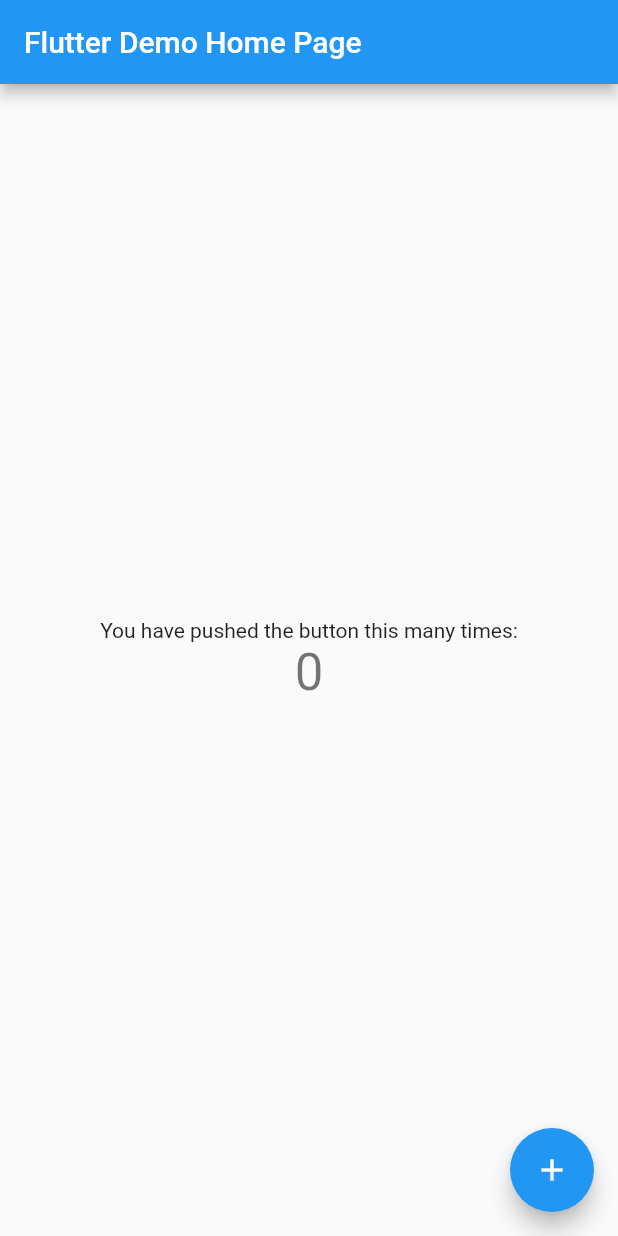
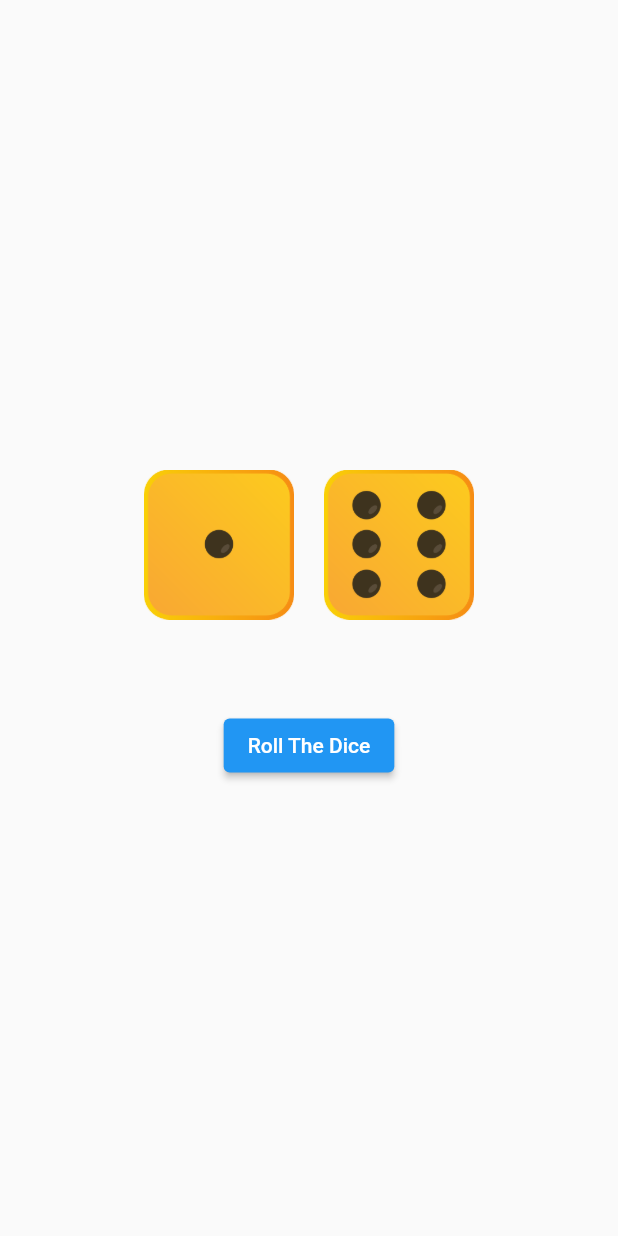
Before and after one commit to sriramkasyap/flutter-exercises, a Flutter app: the screen it shows after launch, on a phone screen of 412 x 824 dp. Run offline on Flutter 3.47's test engine with Material 2 defaults, Android fonts, the light colour scheme and no system bars.

Commit message:
Dice roller done

```diff
--- /dev/null
+++ b/04/dice_roller/lib/HomePage.dart
@@ -0,0 +1,122 @@
+import 'package:flutter/material.dart';
+import 'dart:math';
+
+class HomePage extends StatefulWidget {
+  const HomePage({Key? key}) : super(key: key);
+
+  @override
+  _HomePageState createState() => _HomePageState();
+}
+
+class _HomePageState extends State<HomePage> {
+  AssetImage one = AssetImage("images/one.png");
+  AssetImage two = AssetImage("images/two.png");
+  AssetImage three = AssetImage("images/three.png");
+  AssetImage four = AssetImage("images/four.png");
+  AssetImage five = AssetImage("images/five.png");
+  AssetImage six = AssetImage("images/six.png");
+
+  AssetImage diceImage1 = AssetImage("images/one.png");
+  AssetImage diceImage2 = AssetImage("images/one.png");
+
+  @override
+  void initState() {
+    super.initState();
+    setState(() {
+      diceImage1 = one;
+      diceImage2 = six;
+    });
+  }
+
+  rollDice() {
+    int random1 = (1 + Random().nextInt(6));
+    AssetImage newImage1 = AssetImage("images/one.png");
+
+    switch (random1) {
+      case 1:
+        newImage1 = one;
+        break;
+      case 2:
+        newImage1 = two;
+        break;
+      case 3:
+        newImage1 = three;
+        break;
+      case 4:
+        newImage1 = four;
+        break;
+      case 5:
+        newImage1 = five;
+        break;
+      case 6:
+        newImage1 = six;
+        break;
+    }
+    int random2 = (1 + Random().nextInt(6));
+    AssetImage newImage2 = AssetImage("images/one.png");
+
+    switch (random2) {
+      case 1:
+        newImage2 = one;
+        break;
+      case 2:
+        newImage2 = two;
+        break;
+      case 3:
+        newImage2 = three;
+        break;
+      case 4:
+        newImage2 = four;
+        break;
+      case 5:
+        newImage2 = five;
+        break;
+      case 6:
+        newImage2 = six;
+        break;
+    }
+
+    setState(() {
+      diceImage1 = newImage1;
+      diceImage2 = newImage2;
+    });
+  }
+
+  @override
+  Widget build(BuildContext context) {
+    return Scaffold(
+      body: Container(
+          child: Center(
+              child: Column(
+        mainAxisAlignment: MainAxisAlignment.center,
+        children: [
+          Row(mainAxisAlignment: MainAxisAlignment.center, children: [
+            Padding(
+              padding: EdgeInsets.all(10),
+              child: Image(
+                image: diceImage1,
+                width: 100,
+                height: 100,
+              ),
+            ),
+            Padding(
+              padding: EdgeInsets.all(10),
+              child: Image(
+                image: diceImage2,
+                width: 100,
+                height: 100,
+              ),
+            )
+          ]),
+          Container(
+            margin: EdgeInsets.only(top: 50.0),
+            child: ElevatedButton(
+              onPressed: rollDice,
+              child: Text("Roll The Dice"),
+            ),
+          )
+        ],
+      ))),
+    );
+  }
+}
--- a/04/dice_roller/lib/main.dart
+++ b/04/dice_roller/lib/main.dart
@@ -1,113 +1,14 @@
+import 'package:dice_roller/HomePage.dart';
 import 'package:flutter/material.dart';
 
-void main() {
-  runApp(MyApp());
-}
+void main() => runApp(MyApp());
 
 class MyApp extends StatelessWidget {
-  // This widget is the root of your application.
   @override
   Widget build(BuildContext context) {
     return MaterialApp(
-      title: 'Flutter Demo',
-      theme: ThemeData(
-        // This is the theme of your application.
-        //
-        // Try running your application with "flutter run". You'll see the
-        // application has a blue toolbar. Then, without quitting the app, try
-        // changing the primarySwatch below to Colors.green and then invoke
-        // "hot reload" (press "r" in the console where you ran "flutter run",
-        // or simply save your changes to "hot reload" in a Flutter IDE).
-        // Notice that the counter didn't reset back to zero; the application
-        // is not restarted.
-        primarySwatch: Colors.blue,
-      ),
-      home: MyHomePage(title: 'Flutter Demo Home Page'),
-    );
+        debugShowCheckedModeBanner: false,
+        title: "Dice Roller",
+        home: HomePage());
   }
 }
-
-class MyHomePage extends StatefulWidget {
-  MyHomePage({Key? key, required this.title}) : super(key: key);
-
-  // This widget is the home page of your application. It is stateful, meaning
-  // that it has a State object (defined below) that contains fields that affect
-  // how it looks.
-
-  // This class is the configuration for the state. It holds the values (in this
-  // case the title) provided by the parent (in this case the App widget) and
-  // used by the build method of the State. Fields in a Widget subclass are
-  // always marked "final".
-
-  final String title;
-
-  @override
-  _MyHomePageState createState() => _MyHomePageState();
-}
-
-class _MyHomePageState extends State<MyHomePage> {
-  int _counter = 0;
-
-  void _incrementCounter() {
-    setState(() {
-      // This call to setState tells the Flutter framework that something has
-      // changed in this State, which causes it to rerun the build method below
-      // so that the display can reflect the updated values. If we changed
-      // _counter without calling setState(), then the build method would not be
-      // called again, and so nothing would appear to happen.
-      _counter++;
-    });
-  }
-
-  @override
-  Widget build(BuildContext context) {
-    // This method is rerun every time setState is called, for instance as done
-    // by the _incrementCounter method above.
-    //
-    // The Flutter framework has been optimized to make rerunning build methods
-    // fast, so that you can just rebuild anything that needs updating rather
-    // than having to individually change instances of widgets.
-    return Scaffold(
-      appBar: AppBar(
-        // Here we take the value from the MyHomePage object that was created by
-        // the App.build method, and use it to set our appbar title.
-        title: Text(widget.title),
-      ),
-      body: Center(
-        // Center is a layout widget. It takes a single child and positions it
-        // in the middle of the parent.
-        child: Column(
-          // Column is also a layout widget. It takes a list of children and
-          // arranges them vertically. By default, it sizes itself to fit its
-          // children horizontally, and tries to be as tall as its parent.
-          //
-          // Invoke "debug painting" (press "p" in the console, choose the
-          // "Toggle Debug Paint" action from the Flutter Inspector in Android
-          // Studio, or the "Toggle Debug Paint" command in Visual Studio Code)
-          // to see the wireframe for each widget.
-          //
-          // Column has various properties to control how it sizes itself and
-          // how it positions its children. Here we use mainAxisAlignment to
-          // center the children vertically; the main axis here is the vertical
-          // axis because Columns are vertical (the cross axis would be
-          // horizontal).
-          mainAxisAlignment: MainAxisAlignment.center,
-          children: <Widget>[
-            Text(
-              'You have pushed the button this many times:',
-            ),
-            Text(
-              '$_counter',
-              style: Theme.of(context).textTheme.headline4,
-            ),
-          ],
-        ),
-      ),
-      floatingActionButton: FloatingActionButton(
-        onPressed: _incrementCounter,
-        tooltip: 'Increment',
-        child: Icon(Icons.add),
-      ), // This trailing comma makes auto-formatting nicer for build methods.
-    );
-  }
-}
```
Also changed, not shown: 04/dice_roller/pubspec.yaml (+8 -6 lines).
